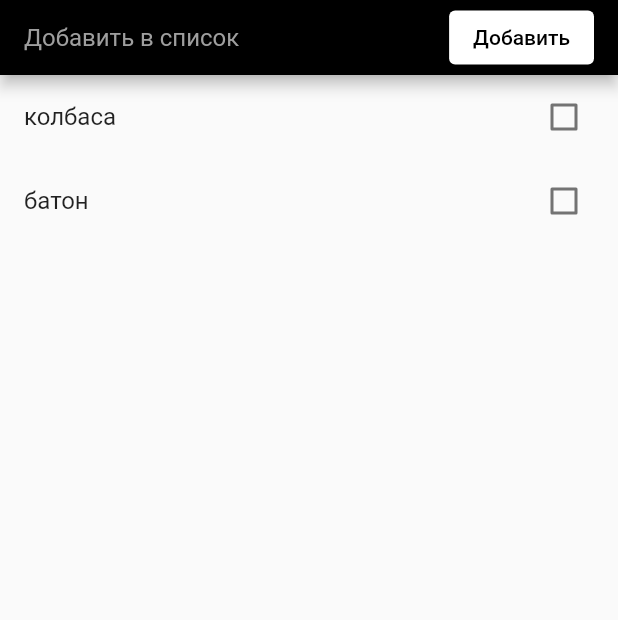
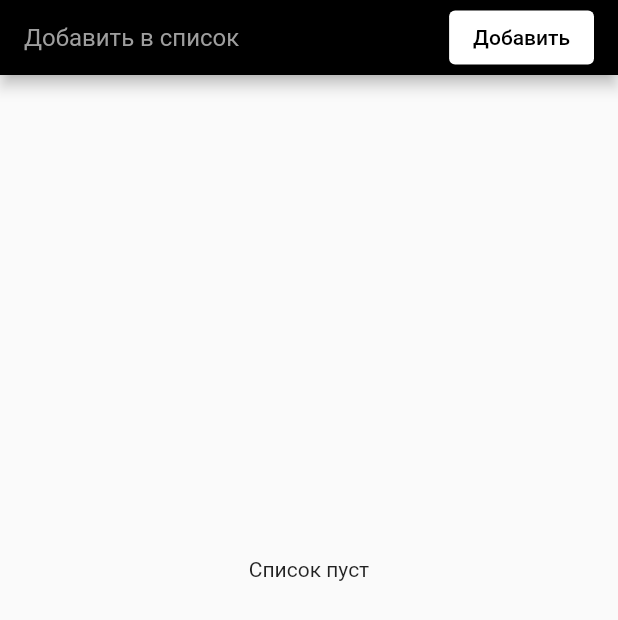
Before and after one commit to oBc9Hka/todos_bloc, a Flutter app: the screen it shows after launch, after a tap on "Добавить", on a phone screen of 412 x 824 dp. Shown: the top 620 px of the screen. Run offline on Flutter 3.47's test engine with Material 2 defaults, Android fonts, the phone set to English and light mode, and no system bars; our stand-ins replace cloud_firestore, firebase_core; accounts and stored records are empty.

```diff
--- a/lib/bloc/bloc.dart
+++ b/lib/bloc/bloc.dart
@@ -45,16 +45,19 @@ class Bloc {
     _stateController.close();
     _eventsController.close();
   }
+  void _load() async{
+    todos = await _repository.load();
+  }
 
   void _handleEvent(Events event) async {
     if (event is LoadTodo) {
-      todos = await _repository.load();
+      _load();
     } else if (event is AddTodo) {
-      await _repository.add(event.title);
+      await _repository.add(event.title).whenComplete(() => _load());
     } else if (event is CheckTodo) {
-      await _repository.changeState(event.id);
+      await _repository.changeState(event.id).whenComplete(() => _load());
     } else if (event is RemoveTodo) {
-      await _repository.remove(event.id);
+      await _repository.remove(event.id).whenComplete(() => _load());
     }
     _stateController.add(todos);
   }
--- a/lib/data/repositories/todo_repo.dart
+++ b/lib/data/repositories/todo_repo.dart
@@ -1,30 +1,42 @@
 import 'package:todos/data/abstract_repo.dart';
 import 'package:todos/model/todo.dart';
+import 'package:cloud_firestore/cloud_firestore.dart';
 
-class TodoRepository implements Repository{
+class TodoRepository implements Repository {
+  final dbRef = FirebaseFirestore.instance.collection('todos');
+
   @override
-  Future<void> add(String title) {
-    // TODO: implement add
-    throw UnimplementedError();
+  Future<void> add(String title) async {
+    await dbRef.add({
+      'title': title,
+      'isDone': false,
+    });
   }
 
   @override
-  Future<void> changeState(String id) {
-    // TODO: implement changeState
-    throw UnimplementedError();
+  Future<void> changeState(String id) async {
+    var temp = await dbRef.doc(id).get();
+    bool isDone = temp.get('isDone');
+
+    await dbRef.doc(id).update({
+      'isDone': !isDone,
+    });
   }
 
   @override
-  Future<List<Todo>> load() {
-    // TODO: implement load
-    throw UnimplementedError();
+  Future<List<Todo>> load() async {
+    List<Todo> list = [];
+    QuerySnapshot<Map<String, dynamic>> temp = await dbRef.get();
+
+    for (var todo in temp.docs){
+      list.add(Todo.fromMap(todo.data(), todo.id));
+    }
+
+    return list;
   }
 
   @override
-  Future<void> remove(String id) {
-    // TODO: implement remove
-    throw UnimplementedError();
+  Future<void> remove(String id) async {
+    await dbRef.doc(id).delete();
   }
-
-
 }
--- a/lib/main.dart
+++ b/lib/main.dart
@@ -1,7 +1,10 @@
+import 'package:firebase_core/firebase_core.dart';
 import 'package:flutter/material.dart';
 import 'package:todos/ui/home.dart';
 
-void main() {
+void main() async {
+  WidgetsFlutterBinding.ensureInitialized();
+  await Firebase.initializeApp();
   runApp(const MyApp());
 }
 
--- a/lib/model/todo.dart
+++ b/lib/model/todo.dart
@@ -5,5 +5,9 @@ class Todo{
 
   Todo(this.id, this.title, this.isDone);
 
-  // Todo.fromMap
+  Todo.fromMap(Map<String, dynamic> data, String id) : this(
+      id,
+      data['title'],
+      data['isDone'],
+  );
 }
--- a/lib/ui/home.dart
+++ b/lib/ui/home.dart
@@ -1,6 +1,7 @@
 import 'package:flutter/material.dart';
 import 'package:todos/bloc/bloc.dart';
 import 'package:todos/data/repositories/dummy_repo.dart';
+import 'package:todos/data/repositories/todo_repo.dart';
 import 'package:todos/model/todo.dart';
 import 'package:todos/ui/widgets/app_bar.dart';
 import 'package:todos/ui/widgets/todo_tile.dart';
@@ -20,7 +21,8 @@ class _MyHomePageState extends State<MyHomePage> {
 
   @override
   void initState() {
-    bloc = Bloc(DummyRepository());
+    // bloc = Bloc(DummyRepository());
+    bloc = Bloc(TodoRepository());
     bloc.event.add(LoadTodo());
     super.initState();
   }
@@ -38,12 +40,25 @@ class _MyHomePageState extends State<MyHomePage> {
         bloc: bloc,
         createTodoTextController: _createTodoTextController,
       ),
-      body: StreamBuilder<List<Todo>>(
+      body: RefreshIndicator(
+        onRefresh: () async {
+          bloc.event.add(LoadTodo());
+        },
+        child: StreamBuilder<List<Todo>>(
           stream: bloc.state,
           builder: (_, snapshot) {
             if (snapshot.hasData) {
               if (snapshot.data!.isEmpty) {
-              return const Center(child: Text('Список пуст'));
+                bloc.event.add(LoadTodo());
+                return ListView(
+                  children: [
+                    Container(
+                      constraints: BoxConstraints(
+                          maxHeight: MediaQuery.of(context).size.height * 0.8),
+                      child: const Center(child: Text('Список пуст')),
+                    ),
+                  ],
+                );
               }
               return ListView(
                 children: [
@@ -57,6 +72,7 @@ class _MyHomePageState extends State<MyHomePage> {
             }
           },
         ),
+      ),
     );
   }
 }
--- a/lib/ui/widgets/app_bar.dart
+++ b/lib/ui/widgets/app_bar.dart
@@ -27,7 +27,7 @@ class CustomAppBar extends StatelessWidget with PreferredSizeWidget {
         ),
         ElevatedButton(
           onPressed: () {
-            if (createTodoTextController.text != '') {
+            if (createTodoTextController.text.trim() != '') {
               bloc.event.add(AddTodo(createTodoTextController.text));
             }
             createTodoTextController.clear();
--- a/lib/ui/widgets/todo_tile.dart
+++ b/lib/ui/widgets/todo_tile.dart
@@ -11,7 +11,7 @@ class TodoTile extends StatelessWidget {
   @override
   Widget build(BuildContext context) {
     return Dismissible(
-      key: ValueKey(todo.title),
+      key: UniqueKey(),
       direction: DismissDirection.startToEnd,
       background: Container(
         color: Colors.red,
```
Also changed, not shown: pubspec.yaml (+10 -1 lines), assets/shopping-cart.png (added), pubspec.lock, 25 other files. Lines whose indentation alone changed are shown as unchanged.
